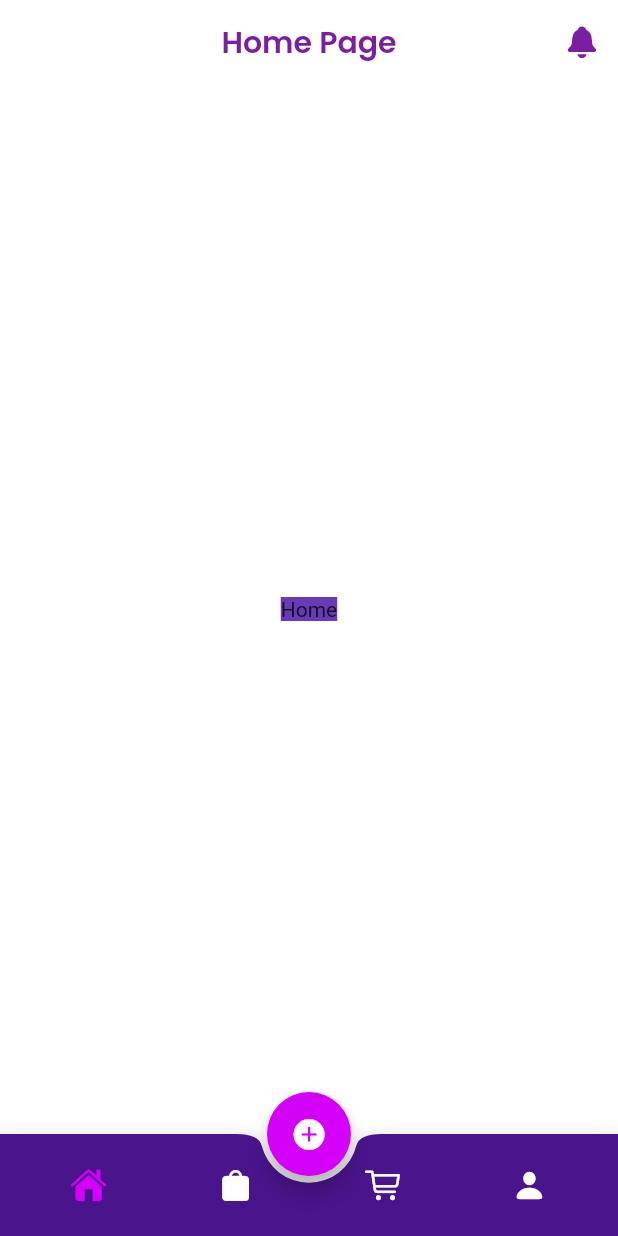
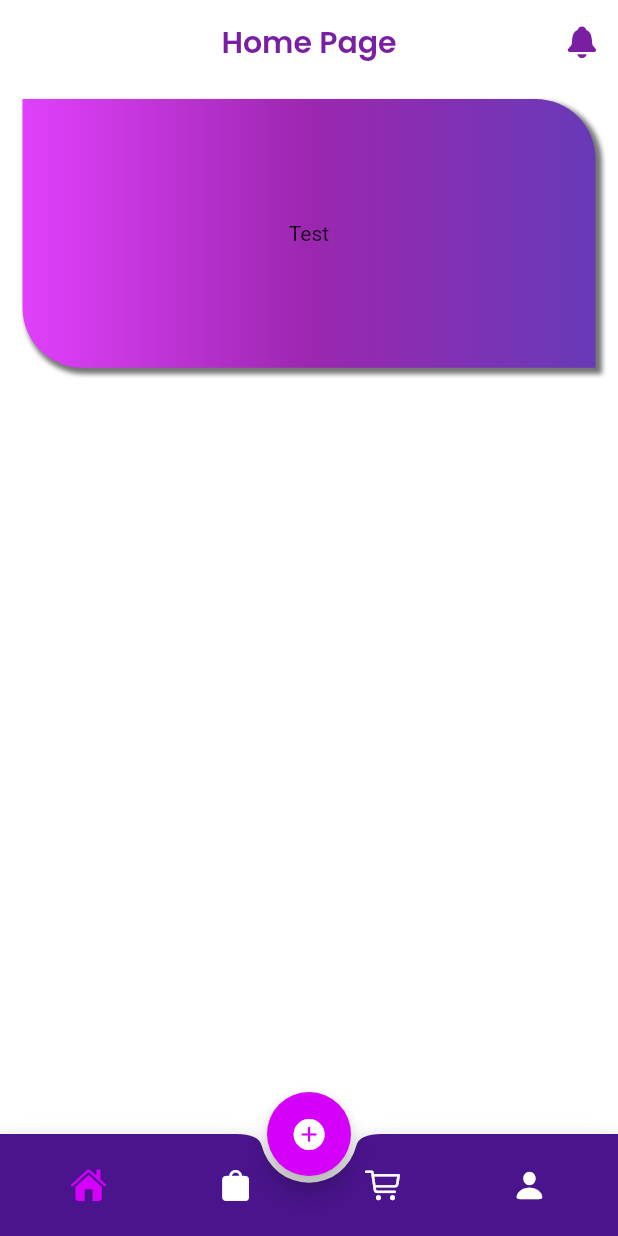
Before and after one commit to ozaenzenzen/flutter-fam-ui4, a Flutter app: the screen it shows after launch, on a phone screen of 412 x 824 dp. Run offline on Flutter 3.47's test engine with Material 2 defaults, Android fonts, the phone set to English and light mode, and no system bars; our stand-ins replace flutter_screenutil, get, google_fonts.

Commit message:
update homepage

```diff
--- a/lib/page/home.dart
+++ b/lib/page/home.dart
@@ -1,4 +1,6 @@
 import 'package:flutter/material.dart';
+import 'package:flutter_screenutil/flutter_screenutil.dart';
+import 'package:google_fonts/google_fonts.dart';
 
 class HomePage extends StatefulWidget {
   @override
@@ -6,12 +8,45 @@ class HomePage extends StatefulWidget {
 }
 
 class _HomePageState extends State<HomePage> {
+  ScreenUtil screenUtil = ScreenUtil();
   @override
   Widget build(BuildContext context) {
-    return Center(
-      child: Container(
-        child: Text("Home"),
-        color: Colors.deepPurple,
+    return Container(
+      margin: EdgeInsets.symmetric(
+        horizontal: 15,
+        vertical: 10,
+      ),
+      child: Column(
+        children: [
+          Container(
+            height: screenUtil.setHeight(150),
+            width: double.infinity,
+            child: Center(
+              child: Text("Test"),
+            ),
+            decoration: BoxDecoration(
+              boxShadow: [
+                BoxShadow(
+                  offset: Offset(3, 3),
+                  color: Colors.black54,
+                  blurRadius: 2,
+                  spreadRadius: 1,
+                ),
+              ],
+              borderRadius: BorderRadius.only(
+                bottomLeft: Radius.circular(40.0),
+                topRight: Radius.circular(40.0),
+              ),
+              gradient: LinearGradient(
+                colors: [
+                  Colors.purpleAccent,
+                  Colors.purple,
+                  Colors.deepPurple,
+                ],
+              ),
+            ),
+          ),
+        ],
       ),
     );
   }
```
